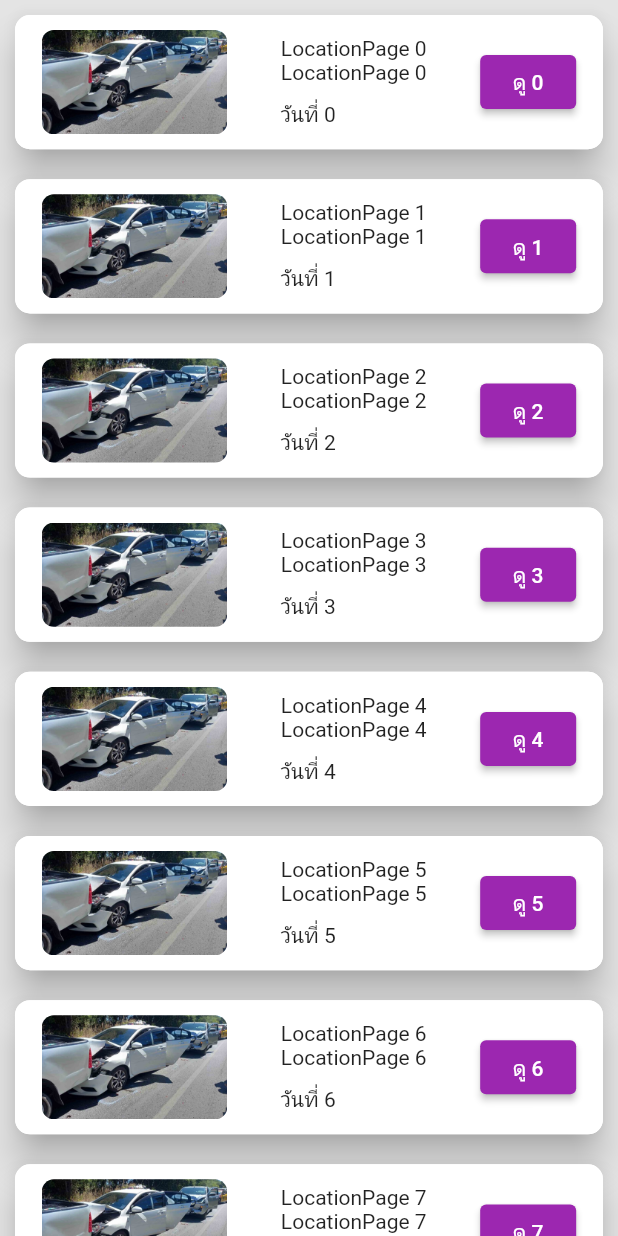
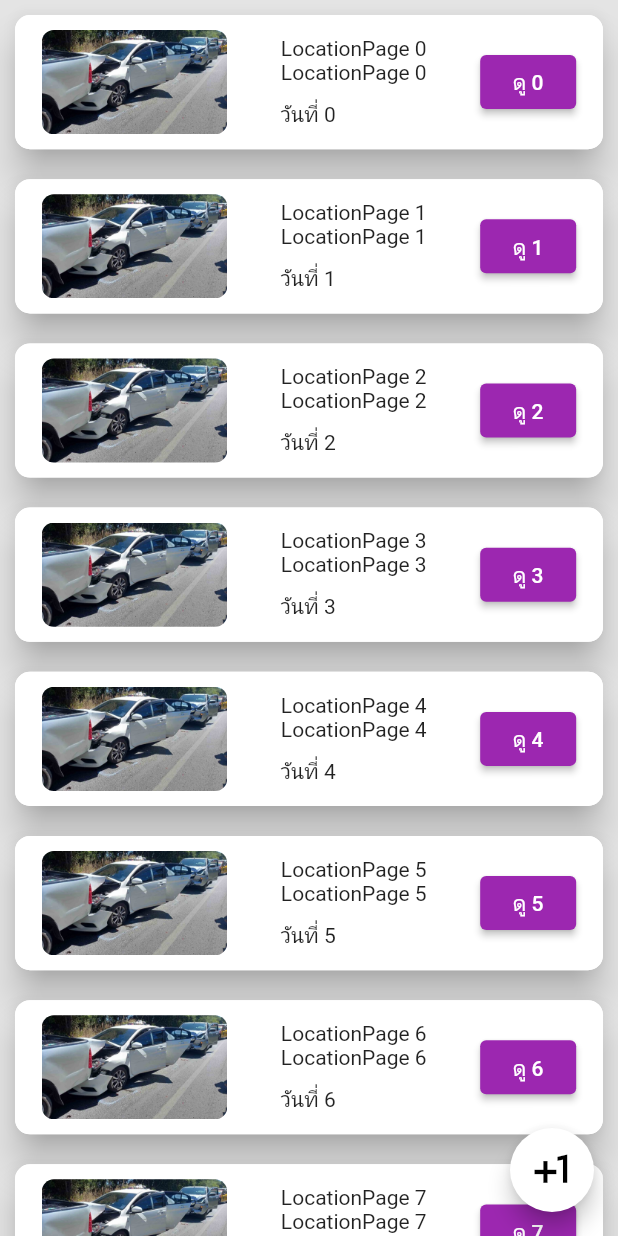
Before and after one commit to LeeCherry731/emergency_call_v2, a Flutter app: the LocationPage screen opened directly, on a phone screen of 412 x 824 dp. Run offline on Flutter 3.47's test engine with Material 2 defaults, Android fonts, the phone set to English and light mode, and no system bars; our stand-ins replace awesome_bottom_bar, email_validator, firebase_auth, firebase_core, get, google_fonts and 4 more; accounts and stored records are empty; Roboto replaces fonts that are missing (Kanit).

Commit message:
new update

```diff
--- a/lib/pages/home.page.dart
+++ b/lib/pages/home.page.dart
@@ -53,9 +53,9 @@ class HomeContent extends StatefulWidget {
 
 class _HomeContentState extends State<HomeContent> {
   List<String> options = [
-    "เหตุด่วนเหตุร้าย",
-    "อุบัติเหตุฉุกเฉิน",
-    "แจ้งเหตุไฟไหม้"
+    "เหตุด่วนเหตุร้าย 191",
+    "อุบัติเหตุฉุกเฉิน 1669",
+    "แจ้งเหตุไฟไหม้ 199"
   ];
   String? option;
 
--- a/lib/pages/location.page/location.page.dart
+++ b/lib/pages/location.page/location.page.dart
@@ -14,6 +14,17 @@ class _LocationPageState extends State<LocationPage> {
   @override
   Widget build(BuildContext context) {
     return Scaffold(
+      floatingActionButton: FloatingActionButton(
+        backgroundColor: Colors.white,
+        onPressed: () {
+          // _goToYourLocation();
+        },
+        child: const Icon(
+          Icons.plus_one,
+          color: Colors.black,
+          size: 35,
+        ),
+      ),
       backgroundColor: const Color.fromARGB(255, 228, 228, 228),
       body: ListView.builder(
         itemCount: 10,
```
Also changed, not shown: 1 other file.
